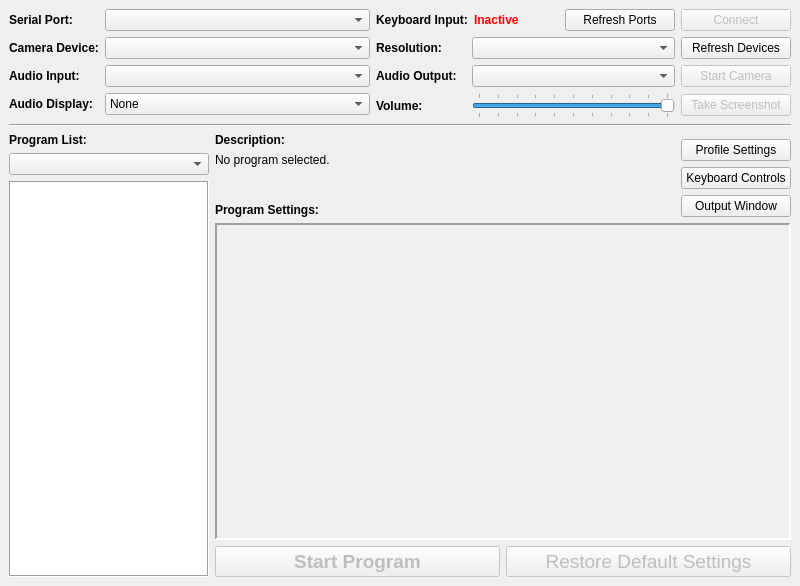
First picture: the form in mainwindow.ui, repository brianuuu/AutoController2, before the edit.
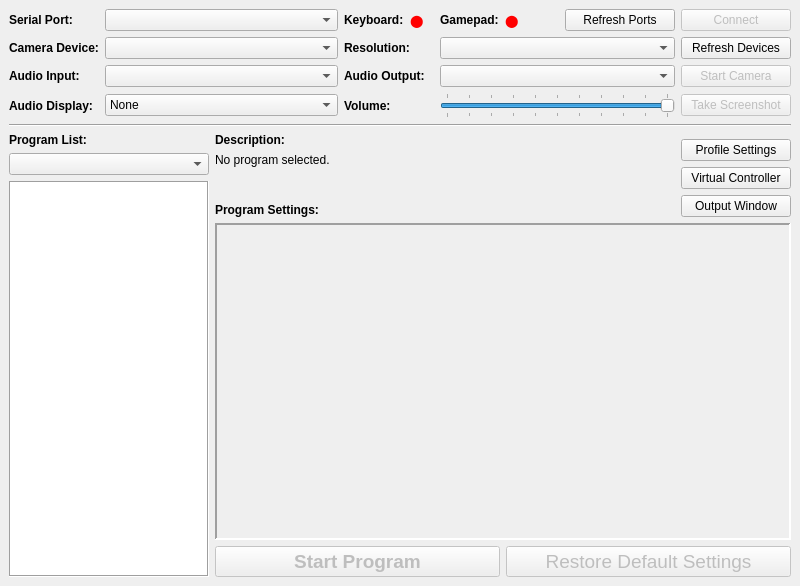
Second picture: the form after the edit.

Commit message: Added ui status for joystick

```diff
--- a/mainwindow.ui
+++ b/mainwindow.ui
@@ -16,22 +16,7 @@
   <widget class="QWidget" name="centralwidget">
    <layout class="QVBoxLayout" name="verticalLayout">
     <item>
-     <layout class="QHBoxLayout" name="horizontalLayout_2">
-      <property name="leftMargin">
-       <number>0</number>
-      </property>
-      <item>
        <layout class="QGridLayout" name="gridLayout_2">
-        <item row="1" column="1">
-         <widget class="QComboBox" name="CB_CameraDevice">
-          <property name="sizePolicy">
-           <sizepolicy hsizetype="MinimumExpanding" vsizetype="Fixed">
-            <horstretch>0</horstretch>
-            <verstretch>0</verstretch>
-           </sizepolicy>
-          </property>
-         </widget>
-        </item>
         <item row="3" column="0">
          <widget class="QLabel" name="label_4">
           <property name="minimumSize">
@@ -50,6 +35,96 @@
           </property>
          </widget>
         </item>
+      <item row="1" column="1">
+       <widget class="QComboBox" name="CB_CameraDevice">
+        <property name="sizePolicy">
+         <sizepolicy hsizetype="MinimumExpanding" vsizetype="Fixed">
+          <horstretch>0</horstretch>
+          <verstretch>0</verstretch>
+         </sizepolicy>
+        </property>
+       </widget>
+      </item>
+      <item row="2" column="3">
+       <widget class="QComboBox" name="CB_AudioOutput">
+        <property name="sizePolicy">
+         <sizepolicy hsizetype="MinimumExpanding" vsizetype="Fixed">
+          <horstretch>0</horstretch>
+          <verstretch>0</verstretch>
+         </sizepolicy>
+        </property>
+       </widget>
+      </item>
+      <item row="0" column="2">
+       <layout class="QHBoxLayout" name="horizontalLayout_6">
+        <item>
+         <widget class="QLabel" name="label_10">
+          <property name="enabled">
+           <bool>true</bool>
+          </property>
+          <property name="sizePolicy">
+           <sizepolicy hsizetype="Preferred" vsizetype="Preferred">
+            <horstretch>0</horstretch>
+            <verstretch>0</verstretch>
+           </sizepolicy>
+          </property>
+          <property name="font">
+           <font>
+            <bold>true</bold>
+           </font>
+          </property>
+          <property name="text">
+           <string>Keyboard:</string>
+          </property>
+         </widget>
+        </item>
+        <item>
+         <widget class="QLabel" name="L_KeyboardStatus">
+          <property name="sizePolicy">
+           <sizepolicy hsizetype="Preferred" vsizetype="Preferred">
+            <horstretch>0</horstretch>
+            <verstretch>0</verstretch>
+           </sizepolicy>
+          </property>
+          <property name="palette">
+           <palette>
+            <active>
+             <colorrole role="WindowText">
+              <brush brushstyle="SolidPattern">
+               <color alpha="255">
+                <red>255</red>
+                <green>0</green>
+                <blue>0</blue>
+               </color>
+              </brush>
+             </colorrole>
+            </active>
+            <inactive>
+             <colorrole role="WindowText">
+              <brush brushstyle="SolidPattern">
+               <color alpha="255">
+                <red>255</red>
+                <green>0</green>
+                <blue>0</blue>
+               </color>
+              </brush>
+             </colorrole>
+            </inactive>
+            <disabled/>
+           </palette>
+          </property>
+          <property name="font">
+           <font>
+            <bold>true</bold>
+           </font>
+          </property>
+          <property name="text">
+           <string>⬤</string>
+          </property>
+         </widget>
+        </item>
+       </layout>
+      </item>
         <item row="2" column="1">
          <widget class="QComboBox" name="CB_AudioInput">
           <property name="sizePolicy">
@@ -60,38 +135,36 @@
           </property>
          </widget>
         </item>
-        <item row="3" column="1">
-         <widget class="QComboBox" name="CB_AudioDisplay">
+      <item row="0" column="1">
+       <widget class="QComboBox" name="CB_SerialPort">
           <property name="sizePolicy">
-           <sizepolicy hsizetype="MinimumExpanding" vsizetype="Fixed">
+         <sizepolicy hsizetype="Expanding" vsizetype="Fixed">
             <horstretch>0</horstretch>
             <verstretch>0</verstretch>
            </sizepolicy>
           </property>
-          <item>
-           <property name="text">
-            <string>None</string>
-           </property>
-          </item>
-          <item>
-           <property name="text">
-            <string>Raw Wave</string>
-           </property>
-          </item>
-          <item>
-           <property name="text">
-            <string>Frequency Bars</string>
-           </property>
-          </item>
-          <item>
+       </widget>
+      </item>
+      <item row="1" column="2">
+       <widget class="QLabel" name="label_7">
+        <property name="minimumSize">
+         <size>
+          <width>90</width>
+          <height>0</height>
+         </size>
+        </property>
+        <property name="font">
+         <font>
+          <bold>true</bold>
+         </font>
+        </property>
            <property name="text">
-            <string>Spectrogram</string>
-           </property>
-          </item>
-         </widget>
-        </item>
-        <item row="2" column="0">
-         <widget class="QLabel" name="label_3">
+         <string>Resolution:</string>
+        </property>
+       </widget>
+      </item>
+      <item row="3" column="2">
+       <widget class="QLabel" name="label_5">
           <property name="minimumSize">
            <size>
             <width>90</width>
@@ -104,7 +177,7 @@
            </font>
           </property>
           <property name="text">
-           <string>Audio Input:</string>
+         <string>Volume:</string>
           </property>
          </widget>
         </item>
@@ -126,166 +199,17 @@
           </property>
          </widget>
         </item>
-        <item row="0" column="0">
-         <widget class="QLabel" name="label">
-          <property name="minimumSize">
-           <size>
-            <width>90</width>
-            <height>0</height>
-           </size>
-          </property>
-          <property name="font">
-           <font>
-            <bold>true</bold>
-           </font>
-          </property>
-          <property name="text">
-           <string>Serial Port:</string>
-          </property>
-         </widget>
-        </item>
-        <item row="0" column="1">
-         <widget class="QComboBox" name="CB_SerialPort">
+      <item row="1" column="3">
+       <widget class="QComboBox" name="CB_Resolution">
           <property name="sizePolicy">
-           <sizepolicy hsizetype="Expanding" vsizetype="Fixed">
+         <sizepolicy hsizetype="MinimumExpanding" vsizetype="Fixed">
             <horstretch>0</horstretch>
             <verstretch>0</verstretch>
            </sizepolicy>
           </property>
          </widget>
         </item>
-       </layout>
-      </item>
-      <item>
-       <layout class="QVBoxLayout" name="verticalLayout_8">
-        <item>
-         <layout class="QHBoxLayout" name="horizontalLayout">
-          <item>
-           <widget class="QLabel" name="label_10">
-            <property name="minimumSize">
-             <size>
-              <width>90</width>
-              <height>0</height>
-             </size>
-            </property>
-            <property name="font">
-             <font>
-              <bold>true</bold>
-             </font>
-            </property>
-            <property name="text">
-             <string>Keyboard Input:</string>
-            </property>
-           </widget>
-          </item>
-          <item>
-           <widget class="QLabel" name="L_KeyboardStatus">
-            <property name="minimumSize">
-             <size>
-              <width>30</width>
-              <height>0</height>
-             </size>
-            </property>
-            <property name="palette">
-             <palette>
-              <active>
-               <colorrole role="WindowText">
-                <brush brushstyle="SolidPattern">
-                 <color alpha="255">
-                  <red>255</red>
-                  <green>0</green>
-                  <blue>0</blue>
-                 </color>
-                </brush>
-               </colorrole>
-              </active>
-              <inactive>
-               <colorrole role="WindowText">
-                <brush brushstyle="SolidPattern">
-                 <color alpha="255">
-                  <red>255</red>
-                  <green>0</green>
-                  <blue>0</blue>
-                 </color>
-                </brush>
-               </colorrole>
-              </inactive>
-              <disabled/>
-             </palette>
-            </property>
-            <property name="font">
-             <font>
-              <bold>true</bold>
-             </font>
-            </property>
-            <property name="text">
-             <string>Inactive</string>
-            </property>
-           </widget>
-          </item>
-          <item>
-           <spacer name="horizontalSpacer">
-            <property name="orientation">
-             <enum>Qt::Orientation::Horizontal</enum>
-            </property>
-            <property name="sizeHint" stdset="0">
-             <size>
-              <width>40</width>
-              <height>20</height>
-             </size>
-            </property>
-           </spacer>
-          </item>
-          <item>
-           <widget class="QPushButton" name="PB_SerialRefresh">
-            <property name="minimumSize">
-             <size>
-              <width>110</width>
-              <height>0</height>
-             </size>
-            </property>
-            <property name="text">
-             <string>Refresh Ports</string>
-            </property>
-           </widget>
-          </item>
-          <item>
-           <widget class="QPushButton" name="PB_SerialConnect">
-            <property name="enabled">
-             <bool>false</bool>
-            </property>
-            <property name="minimumSize">
-             <size>
-              <width>110</width>
-              <height>0</height>
-             </size>
-            </property>
-            <property name="text">
-             <string>Connect</string>
-            </property>
-           </widget>
-          </item>
-         </layout>
-        </item>
-        <item>
-         <layout class="QGridLayout" name="gridLayout_3">
-          <item row="2" column="2">
-           <widget class="QPushButton" name="PB_Screenshot">
-            <property name="enabled">
-             <bool>false</bool>
-            </property>
-            <property name="minimumSize">
-             <size>
-              <width>110</width>
-              <height>0</height>
-             </size>
-            </property>
-            <property name="text">
-             <string>Take Screenshot</string>
-            </property>
-           </widget>
-          </item>
-          <item row="2" column="1">
+      <item row="3" column="3">
            <widget class="QSlider" name="HS_Volume">
             <property name="sizePolicy">
              <sizepolicy hsizetype="Expanding" vsizetype="Fixed">
@@ -310,76 +234,7 @@
             </property>
            </widget>
           </item>
-          <item row="1" column="1">
-           <widget class="QComboBox" name="CB_AudioOutput">
-            <property name="sizePolicy">
-             <sizepolicy hsizetype="MinimumExpanding" vsizetype="Fixed">
-              <horstretch>0</horstretch>
-              <verstretch>0</verstretch>
-             </sizepolicy>
-            </property>
-           </widget>
-          </item>
-          <item row="0" column="2">
-           <widget class="QPushButton" name="PB_CameraRefresh">
-            <property name="minimumSize">
-             <size>
-              <width>110</width>
-              <height>0</height>
-             </size>
-            </property>
-            <property name="text">
-             <string>Refresh Devices</string>
-            </property>
-           </widget>
-          </item>
-          <item row="0" column="0">
-           <widget class="QLabel" name="label_7">
-            <property name="minimumSize">
-             <size>
-              <width>90</width>
-              <height>0</height>
-             </size>
-            </property>
-            <property name="font">
-             <font>
-              <bold>true</bold>
-             </font>
-            </property>
-            <property name="text">
-             <string>Resolution:</string>
-            </property>
-           </widget>
-          </item>
-          <item row="2" column="0">
-           <widget class="QLabel" name="label_5">
-            <property name="minimumSize">
-             <size>
-              <width>90</width>
-              <height>0</height>
-             </size>
-            </property>
-            <property name="font">
-             <font>
-              <bold>true</bold>
-             </font>
-            </property>
-            <property name="text">
-             <string>Volume:</string>
-            </property>
-           </widget>
-          </item>
-          <item row="0" column="1">
-           <widget class="QComboBox" name="CB_Resolution">
-            <property name="sizePolicy">
-             <sizepolicy hsizetype="MinimumExpanding" vsizetype="Fixed">
-              <horstretch>0</horstretch>
-              <verstretch>0</verstretch>
-             </sizepolicy>
-            </property>
-           </widget>
-          </item>
-          <item row="1" column="0">
+      <item row="2" column="2">
            <widget class="QLabel" name="label_6">
             <property name="minimumSize">
              <size>
@@ -397,7 +252,89 @@
             </property>
            </widget>
           </item>
-          <item row="1" column="2">
+      <item row="2" column="0">
+       <widget class="QLabel" name="label_3">
+        <property name="minimumSize">
+         <size>
+          <width>90</width>
+          <height>0</height>
+         </size>
+        </property>
+        <property name="font">
+         <font>
+          <bold>true</bold>
+         </font>
+        </property>
+        <property name="text">
+         <string>Audio Input:</string>
+        </property>
+       </widget>
+      </item>
+      <item row="0" column="0">
+       <widget class="QLabel" name="label">
+        <property name="minimumSize">
+         <size>
+          <width>90</width>
+          <height>0</height>
+         </size>
+        </property>
+        <property name="font">
+         <font>
+          <bold>true</bold>
+         </font>
+        </property>
+        <property name="text">
+         <string>Serial Port:</string>
+        </property>
+       </widget>
+      </item>
+      <item row="3" column="1">
+       <widget class="QComboBox" name="CB_AudioDisplay">
+        <property name="sizePolicy">
+         <sizepolicy hsizetype="MinimumExpanding" vsizetype="Fixed">
+          <horstretch>0</horstretch>
+          <verstretch>0</verstretch>
+         </sizepolicy>
+        </property>
+        <item>
+         <property name="text">
+          <string>None</string>
+         </property>
+        </item>
+        <item>
+         <property name="text">
+          <string>Raw Wave</string>
+         </property>
+        </item>
+        <item>
+         <property name="text">
+          <string>Frequency Bars</string>
+         </property>
+        </item>
+        <item>
+         <property name="text">
+          <string>Spectrogram</string>
+         </property>
+        </item>
+       </widget>
+      </item>
+      <item row="3" column="4">
+       <widget class="QPushButton" name="PB_Screenshot">
+        <property name="enabled">
+         <bool>false</bool>
+        </property>
+        <property name="minimumSize">
+         <size>
+          <width>110</width>
+          <height>0</height>
+         </size>
+        </property>
+        <property name="text">
+         <string>Take Screenshot</string>
+        </property>
+       </widget>
+      </item>
+      <item row="2" column="4">
            <widget class="QPushButton" name="PB_CameraStart">
             <property name="enabled">
              <bool>false</bool>
@@ -413,7 +350,108 @@
             </property>
            </widget>
           </item>
-         </layout>
+      <item row="1" column="4">
+       <widget class="QPushButton" name="PB_CameraRefresh">
+        <property name="minimumSize">
+         <size>
+          <width>110</width>
+          <height>0</height>
+         </size>
+        </property>
+        <property name="text">
+         <string>Refresh Devices</string>
+        </property>
+       </widget>
+      </item>
+      <item row="0" column="4">
+       <widget class="QPushButton" name="PB_SerialConnect">
+        <property name="enabled">
+         <bool>false</bool>
+        </property>
+        <property name="minimumSize">
+         <size>
+          <width>110</width>
+          <height>0</height>
+         </size>
+        </property>
+        <property name="text">
+         <string>Connect</string>
+        </property>
+       </widget>
+      </item>
+      <item row="0" column="3">
+       <layout class="QHBoxLayout" name="horizontalLayout_8">
+        <item>
+         <widget class="QLabel" name="label_11">
+          <property name="font">
+           <font>
+            <bold>true</bold>
+           </font>
+          </property>
+          <property name="text">
+           <string>Gamepad:</string>
+          </property>
+         </widget>
+        </item>
+        <item>
+         <widget class="QLabel" name="L_JoystickStatus">
+          <property name="palette">
+           <palette>
+            <active>
+             <colorrole role="WindowText">
+              <brush brushstyle="SolidPattern">
+               <color alpha="255">
+                <red>255</red>
+                <green>0</green>
+                <blue>0</blue>
+               </color>
+              </brush>
+             </colorrole>
+            </active>
+            <inactive>
+             <colorrole role="WindowText">
+              <brush brushstyle="SolidPattern">
+               <color alpha="255">
+                <red>255</red>
+                <green>0</green>
+                <blue>0</blue>
+               </color>
+              </brush>
+             </colorrole>
+            </inactive>
+            <disabled/>
+           </palette>
+          </property>
+          <property name="text">
+           <string>⬤</string>
+          </property>
+         </widget>
+        </item>
+        <item>
+         <spacer name="horizontalSpacer">
+          <property name="orientation">
+           <enum>Qt::Orientation::Horizontal</enum>
+          </property>
+          <property name="sizeHint" stdset="0">
+           <size>
+            <width>40</width>
+            <height>20</height>
+           </size>
+          </property>
+         </spacer>
+        </item>
+        <item>
+         <widget class="QPushButton" name="PB_SerialRefresh">
+          <property name="minimumSize">
+           <size>
+            <width>110</width>
+            <height>0</height>
+           </size>
+          </property>
+          <property name="text">
+           <string>Refresh Ports</string>
+          </property>
+         </widget>
         </item>
        </layout>
       </item>
@@ -568,7 +606,7 @@
                </size>
               </property>
               <property name="text">
-               <string>Keyboard Controls</string>
+               <string>Virtual Controller</string>
               </property>
              </widget>
             </item>
@@ -606,7 +644,7 @@
              <x>0</x>
              <y>0</y>
              <width>574</width>
-             <height>328</height>
+             <height>331</height>
             </rect>
            </property>
            <layout class="QVBoxLayout" name="verticalLayout_4">
```
Lines whose indentation alone changed are shown as unchanged. The commit also changes 4 other files.
